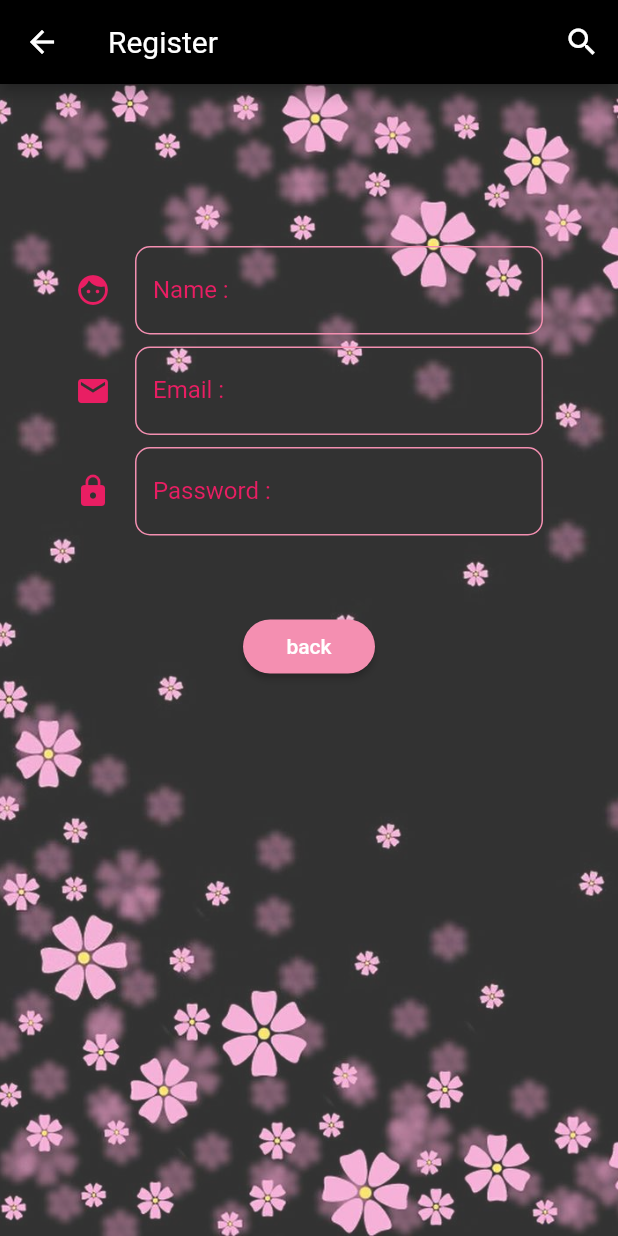
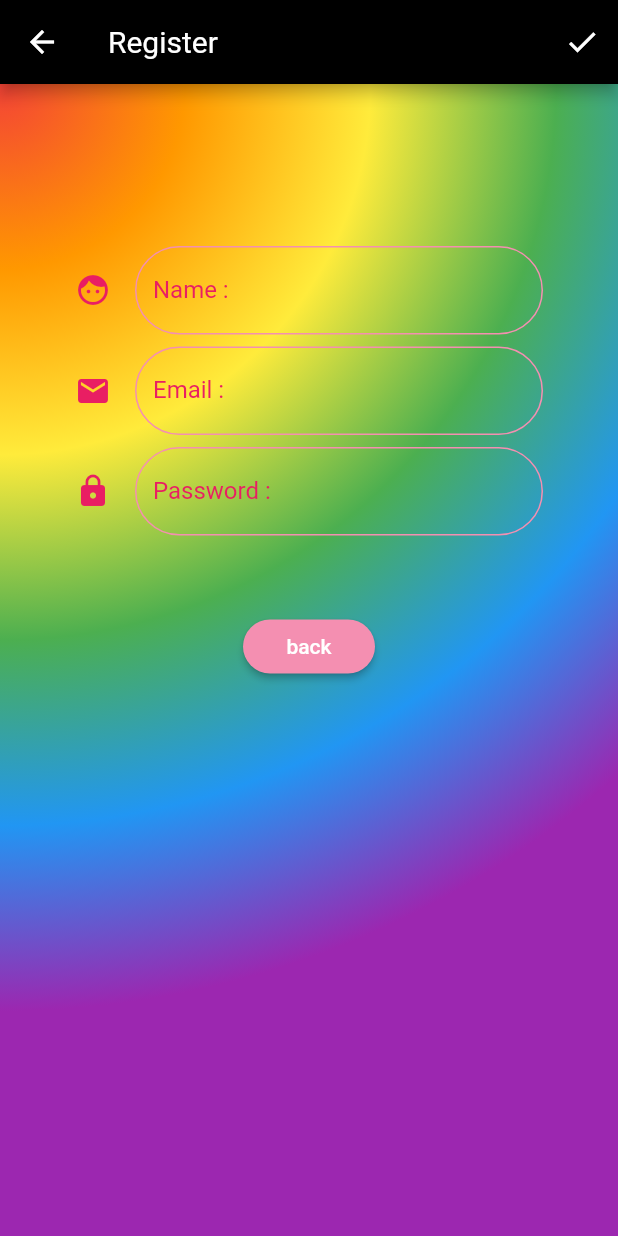
Before and after one commit to ArmNimeTTL/masterfirebase, a Flutter app: the Register screen opened directly, on a phone screen of 412 x 824 dp. Run offline on Flutter 3.47's test engine with Material 2 defaults, Android fonts, the phone set to English and light mode, and no system bars.

```diff
--- a/lib/screens/register.dart
+++ b/lib/screens/register.dart
@@ -11,10 +11,10 @@ class _RegisterState extends State<Register> {
       style: new TextStyle(color: Colors.white),
       decoration: InputDecoration(
           enabledBorder: OutlineInputBorder(
-              borderRadius: BorderRadius.circular(10.0),
+              borderRadius: BorderRadius.circular(30.0),
               borderSide: BorderSide(width: 1.0, color: Colors.pink[200])),
           border: OutlineInputBorder(
-              borderRadius: BorderRadius.circular(10.0),
+              borderRadius: BorderRadius.circular(30.0),
               borderSide: BorderSide(width: 1.0, color: Colors.pink[200])),
           labelText: 'Name :',
           labelStyle: TextStyle(color: Colors.pink),
@@ -32,10 +32,10 @@ class _RegisterState extends State<Register> {
       style: new TextStyle(color: Colors.white),
       decoration: InputDecoration(
         enabledBorder: OutlineInputBorder(
-            borderRadius: BorderRadius.circular(10.0),
+            borderRadius: BorderRadius.circular(30.0),
             borderSide: BorderSide(width: 1.0, color: Colors.pink[200])),
         border: OutlineInputBorder(
-            borderRadius: BorderRadius.circular(10.0),
+            borderRadius: BorderRadius.circular(30.0),
             borderSide: BorderSide(width: 1.0, color: Colors.pink[200])),
         labelText: 'Email :',
         hintText: 'you@email.com',
@@ -53,10 +53,10 @@ class _RegisterState extends State<Register> {
       style: new TextStyle(color: Colors.white),
       decoration: InputDecoration(
         enabledBorder: OutlineInputBorder(
-            borderRadius: BorderRadius.circular(10.0),
+            borderRadius: BorderRadius.circular(30.0),
             borderSide: BorderSide(width: 1.0, color: Colors.pink[200])),
         border: OutlineInputBorder(
-            borderRadius: BorderRadius.circular(10.0),
+            borderRadius: BorderRadius.circular(30.0),
             borderSide: BorderSide(width: 1.0, color: Colors.pink[200])),
         labelText: 'Password :',
         hintText: 'more 6 charecter',
@@ -96,7 +96,7 @@ class _RegisterState extends State<Register> {
         backgroundColor: Colors.black,
         actions: <Widget>[
           new IconButton(
-            icon: new Icon(Icons.search),
+            icon: new Icon(Icons.check),
             onPressed: () {},
           ),
         ],
@@ -110,17 +110,19 @@ class _RegisterState extends State<Register> {
         )),
       ),
       body: Container(
-        // decoration: BoxDecoration(
-        //     gradient: LinearGradient(
-        //         colors: [Colors.black, Colors.pink], begin: Alignment(-1, -1))),
-        decoration: new BoxDecoration(
-          image: new DecorationImage(
-            colorFilter: ColorFilter.mode(
-                Colors.black.withOpacity(0.8), BlendMode.dstATop),
-            image: new AssetImage("images/backgrond.jpg"),
-            fit: BoxFit.cover,
-          ),
-        ),
+        decoration: BoxDecoration(
+            gradient: RadialGradient(
+                colors: [Colors.red, Colors.orange, Colors.yellow, Colors.green, Colors.blue, Colors.purple],
+                radius: 1.5,
+                center: Alignment(-1, -1))),
+        // decoration: new BoxDecoration(
+        //   image: new DecorationImage(
+        //     colorFilter: ColorFilter.mode(
+        //         Colors.black.withOpacity(1.0), BlendMode.dstATop),
+        //     image: new AssetImage("images/backgrond.jpg"),
+        //     fit: BoxFit.cover,
+        //   ),
+        // ),
         padding: EdgeInsets.only(top: 100.0),
         alignment: Alignment(0, -1),
         child: Column(
```
